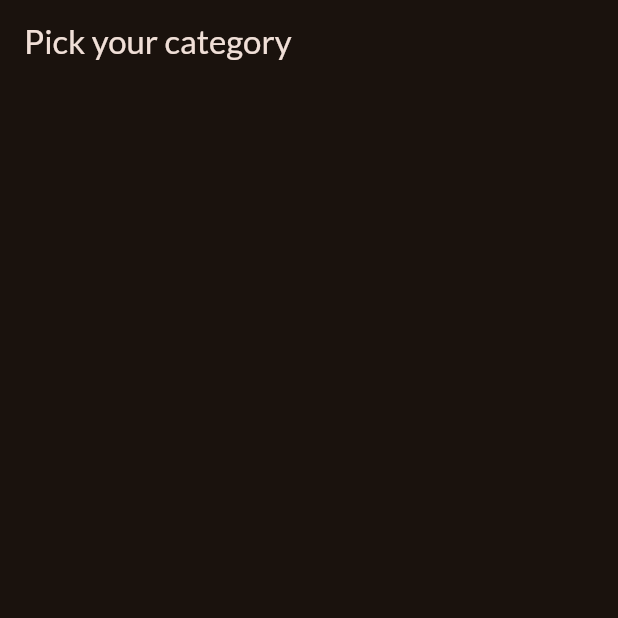
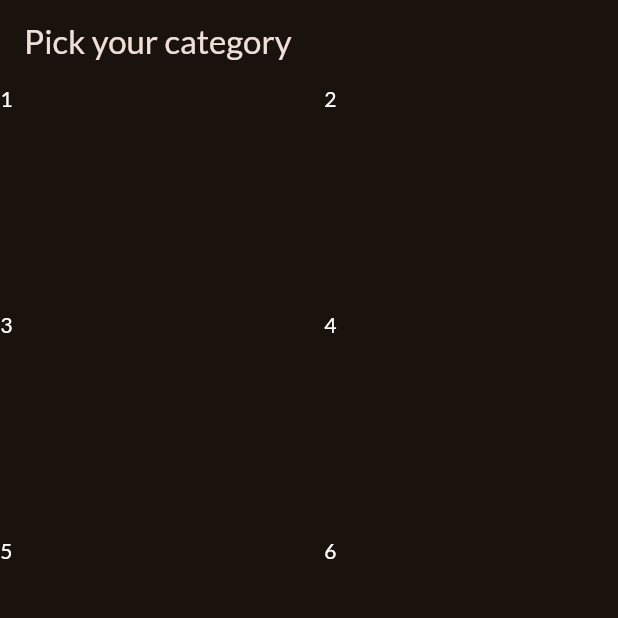
Before and after one commit to cristianmarcelli/meals, a Flutter app: the screen it shows after launch, on a phone screen of 412 x 824 dp, the top half of it. Run offline on Flutter 3.47's test engine with Material 3 defaults, Android fonts, the phone set to English and light mode, and no system bars; our stand-ins replace google_fonts.

Commit message:
Aggiunto category.dart e dummy_data.dart

```diff
--- a/lib/categories.dart
+++ b/lib/categories.dart
@@ -9,23 +9,21 @@ class CategoriesScreen extends StatelessWidget {
       appBar: AppBar(
         title: const Text('Pick your category'),
       ),
-      body: GridView.builder(
+      body: GridView(
         gridDelegate: const SliverGridDelegateWithFixedCrossAxisCount(
           crossAxisCount: 2,
           childAspectRatio: 3 / 2,
           crossAxisSpacing: 20,
           mainAxisSpacing: 20,
         ),
-        itemBuilder: (BuildContext context, int index) {
-          [
-            const Text('1'),
-            const Text('2'),
-            const Text('3'),
-            const Text('4'),
-            const Text('5'),
-            const Text('6'),
-          ];
-        },
+        children: const [
+          Text('1', style: TextStyle(color: Colors.white)),
+          Text('2', style: TextStyle(color: Colors.white)),
+          Text('3', style: TextStyle(color: Colors.white)),
+          Text('4', style: TextStyle(color: Colors.white)),
+          Text('5', style: TextStyle(color: Colors.white)),
+          Text('6', style: TextStyle(color: Colors.white)),
+        ],
       ),
     );
   }
```
Also changed, not shown: lib/data/dummy_data.dart (added, +56 -0 lines), lib/models/category.dart (added, +13 -0 lines).
